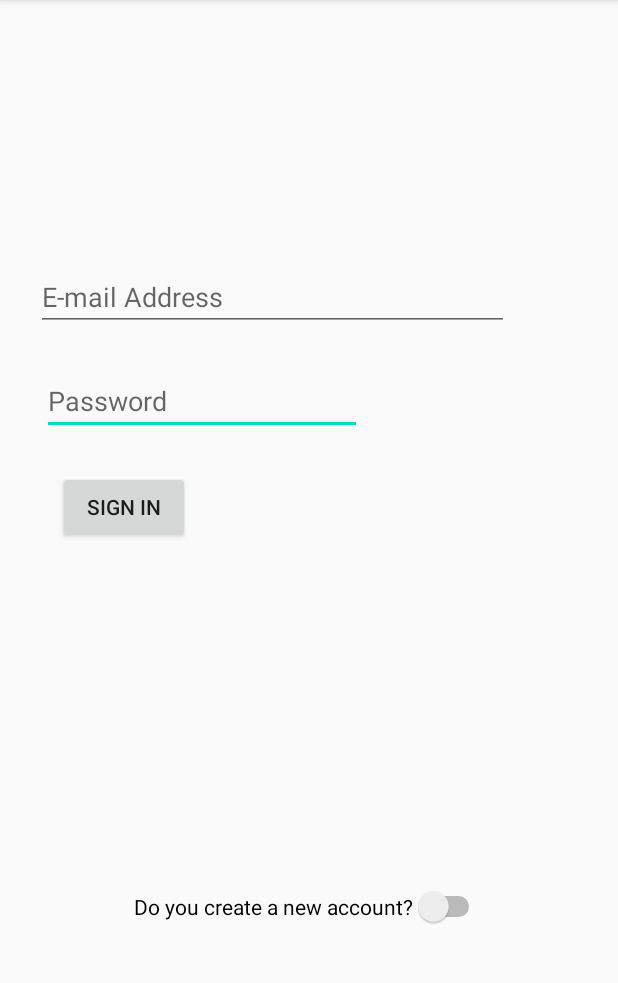
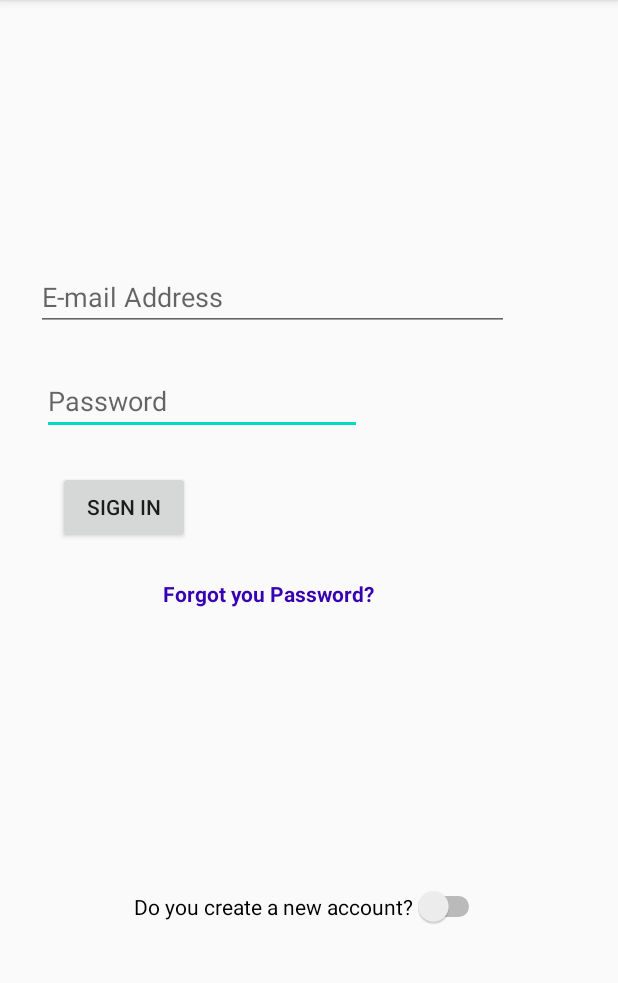
Before and after one commit to ahmeatali/Bidenco, an Android app: the screen it shows after launch (signin_activity), on a phone screen of 412 x 824 dp, the part 84-1067 px from its top. Run offline under Robolectric (Android 15) with nearby library versions, the phone set to English and light mode, and no system bars; our stand-ins replace Firebase (no records; nobody signed in at launch, a user with empty details on screens opened directly).

Commit message:
şifremi unuttum tamamlandı

```diff
--- a/app/src/main/AndroidManifest.xml
+++ b/app/src/main/AndroidManifest.xml
@@ -1,7 +1,6 @@
 <?xml version="1.0" encoding="utf-8"?>
 <manifest xmlns:android="http://schemas.android.com/apk/res/android"
     package="com.ahmetaliyilmaz.aay19.bidenco">
-
 
     <application
         android:allowBackup="true"
@@ -10,7 +9,10 @@
         android:roundIcon="@mipmap/ic_launcher_round"
         android:supportsRtl="true"
         android:theme="@style/AppTheme">
-        <activity android:name=".signup_activity"></activity>
+        <activity
+            android:name=".ResetPasswordActivity"
+            android:parentActivityName=".signin_activity" />
+        <activity android:name=".signup_activity" />
         <activity android:name=".feed_activity" />
         <activity android:name=".signin_activity">
             <intent-filter>
--- a/app/src/main/java/com/ahmetaliyilmaz/aay19/bidenco/signin_activity.java
+++ b/app/src/main/java/com/ahmetaliyilmaz/aay19/bidenco/signin_activity.java
@@ -6,8 +6,8 @@ import androidx.appcompat.app.AppCompatActivity;
 import android.content.Intent;
 import android.os.Bundle;
 import android.view.View;
-import android.widget.Button;
 import android.widget.EditText;
+import android.widget.TextView;
 import android.widget.Toast;
 
 import com.google.android.gms.tasks.OnFailureListener;
@@ -21,6 +21,8 @@ public class signin_activity extends AppCompatActivity {
     private FirebaseAuth firebaseAuth;
     //call text and password from activity signin xml
     EditText emailText, passwordText;
+    TextView forgot_password;
+
     //create activity
     @Override
     public void onCreate(Bundle savedInstanceState) {
@@ -31,25 +33,34 @@ public class signin_activity extends AppCompatActivity {
         firebaseAuth = FirebaseAuth.getInstance();
         emailText = findViewById(R.id.emailText);
         passwordText = findViewById(R.id.passwordText);
+        forgot_password = findViewById(R.id.forgot_password);
+
+        forgot_password.setOnClickListener(new View.OnClickListener() {
+            @Override
+            public void onClick(View view) {
+                startActivity(new Intent(signin_activity.this, ResetPasswordActivity.class));
+            }
+        });
         //call back user information
         FirebaseUser firebaseUser = firebaseAuth.getCurrentUser();
-        if (firebaseUser != null){
-            Intent intent = new Intent(signin_activity.this,feed_activity.class);
+        if (firebaseUser != null) {
+            Intent intent = new Intent(signin_activity.this, feed_activity.class);
             startActivity(intent);
             finish();
         }
     }
+
     //define sign in click
-    public void signInClicked (View view){
+    public void signInClicked(View view) {
         //export to string email and password information
         String email = emailText.getText().toString();
         String password = passwordText.getText().toString();
         //define firebase in signin clicked and check to success
-        firebaseAuth.signInWithEmailAndPassword(email,password).addOnSuccessListener(new OnSuccessListener<AuthResult>() {
+        firebaseAuth.signInWithEmailAndPassword(email, password).addOnSuccessListener(new OnSuccessListener<AuthResult>() {
             @Override
             public void onSuccess(AuthResult authResult) {
                 //if it is success, open feed activity
-                Intent intent = new Intent (signin_activity.this, feed_activity.class);
+                Intent intent = new Intent(signin_activity.this, feed_activity.class);
                 startActivity(intent);
                 finish();
                 // if it is fail, open pop-up message
@@ -58,7 +69,7 @@ public class signin_activity extends AppCompatActivity {
             @Override
             public void onFailure(@NonNull Exception e) {
 
-                Toast.makeText(signin_activity.this,e.getLocalizedMessage().toString(),Toast.LENGTH_LONG).show();
+                Toast.makeText(signin_activity.this, e.getLocalizedMessage().toString(), Toast.LENGTH_LONG).show();
 
             }
         });
@@ -66,12 +77,8 @@ public class signin_activity extends AppCompatActivity {
     }
 
     //with post button open signup activity
-    public void postButton (View view){
-
-         Intent intent = new Intent(signin_activity.this,signup_activity.class);
+    public void postButton(View view) {
+        Intent intent = new Intent(signin_activity.this, signup_activity.class);
         startActivity(intent);
-
     }
-
-
 }
--- a/app/src/main/res/layout/activity_signin.xml
+++ b/app/src/main/res/layout/activity_signin.xml
@@ -55,4 +55,21 @@
         app:layout_constraintStart_toStartOf="parent"
         app:layout_constraintTop_toTopOf="parent" />
 
+    <TextView
+        android:id="@+id/forgot_password"
+        android:layout_width="wrap_content"
+        android:layout_height="wrap_content"
+        android:layout_gravity="end"
+        android:layout_marginStart="108dp"
+        android:gravity="center"
+        android:layout_marginTop="24dp"
+        android:text="Forgot you Password?"
+        android:textColor="@color/colorPrimaryDark"
+        android:textStyle="bold"
+        app:layout_constraintBottom_toBottomOf="parent"
+        app:layout_constraintStart_toStartOf="parent"
+        app:layout_constraintTop_toBottomOf="@+id/signIn"
+        app:layout_constraintVertical_bias="0" />
+
+
 </androidx.constraintlayout.widget.ConstraintLayout>
--- a/build.gradle
+++ b/build.gradle
@@ -8,7 +8,7 @@ buildscript {
 
     }
     dependencies {
-        classpath 'com.android.tools.build:gradle:3.6.2'
+        classpath 'com.android.tools.build:gradle:4.0.0'
 
         classpath 'com.google.gms:google-services:4.3.3'
 
```
Also changed, not shown: app/src/main/java/com/ahmetaliyilmaz/aay19/bidenco/ResetPasswordActivity.java (added, +58 -0 lines), app/src/main/res/layout/activity_reset_password.xml (added, +42 -0 lines), gradle/wrapper/gradle-wrapper.properties. Lines whose indentation alone changed are shown as unchanged.
